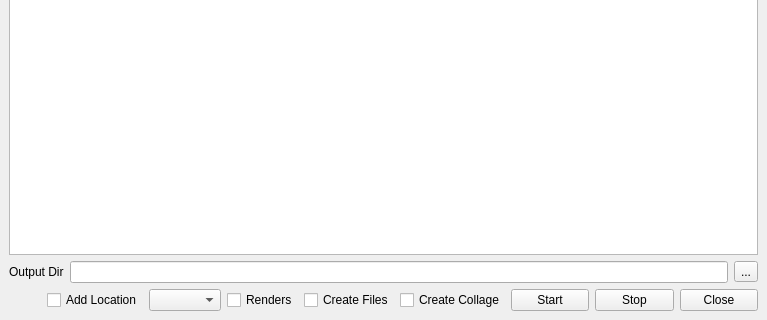
Before: the Qt Designer form ui/main.ui in iceanimations/createShots, drawn with Qt 5; both pictures show x 0 to 767 and y 265 to 585 of the 767 by 585 pixel window.
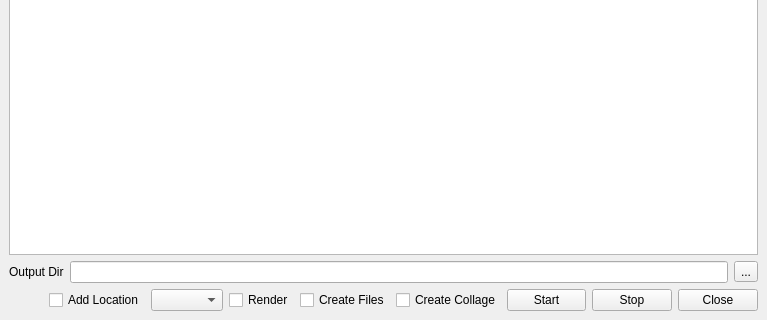
After: the same form once the commit is applied.

Commit message: collage name made from path, texture mode disabled when rendering

```diff
--- a/ui/main.ui
+++ b/ui/main.ui
@@ -148,7 +148,7 @@
          <string>Create collage using renders</string>
         </property>
         <property name="text">
-         <string>Renders</string>
+         <string>Render</string>
         </property>
        </widget>
       </item>
```
The commit also changes 2 other files.
